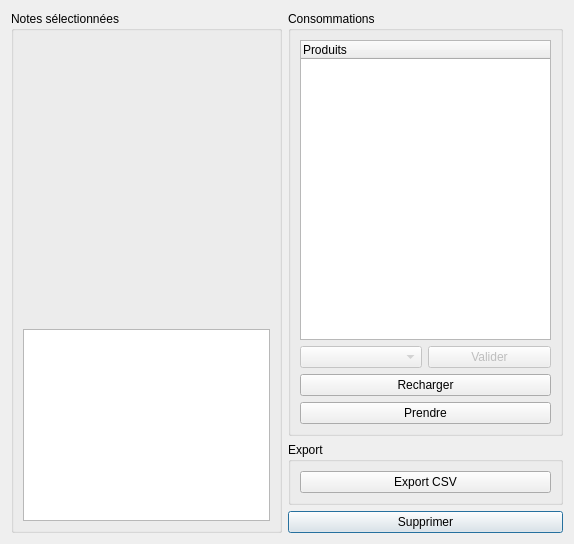
Old version of the form application/ui/group_actions_window.ui in the repository nils-van-zuijlen/Enibar.
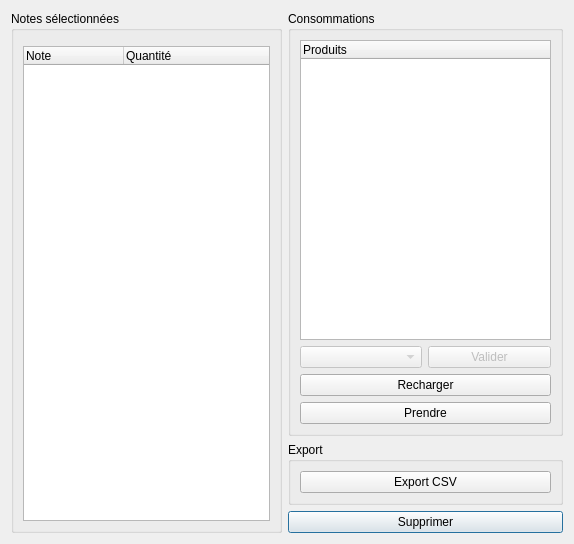
New version of the form. Custom widgets are drawn as their Qt base class.

Commit message: Allow the group actions window to have coefficients != 1 for every action.

Diff of the .ui file:
```diff
--- a/application/ui/group_actions_window.ui
+++ b/application/ui/group_actions_window.ui
@@ -116,22 +116,26 @@
         <string>Notes sélectionnées</string>
        </property>
        <layout class="QGridLayout" name="gridLayout_6">
-        <item row="1" column="0">
-         <widget class="QPlainTextEdit" name="selected_note_report">
-          <property name="sizePolicy">
-           <sizepolicy hsizetype="Expanding" vsizetype="Maximum">
-            <horstretch>0</horstretch>
-            <verstretch>0</verstretch>
-           </sizepolicy>
-          </property>
-          <property name="readOnly">
-           <bool>true</bool>
-          </property>
-         </widget>
-        </item>
         <item row="0" column="0">
          <widget class="FilteredNotesListWidget" name="note_list" native="true"/>
         </item>
+        <item row="1" column="0">
+         <widget class="QTreeWidget" name="selected_notes_report">
+          <property name="editTriggers">
+           <set>QAbstractItemView::NoEditTriggers</set>
+          </property>
+          <column>
+           <property name="text">
+            <string>Note</string>
+           </property>
+          </column>
+          <column>
+           <property name="text">
+            <string>Quantité</string>
+           </property>
+          </column>
+         </widget>
+        </item>
        </layout>
       </widget>
      </item>
```
Left out of the diff: 17 changed lines with no effect on the pictures. The commit also changes 3 other files.
